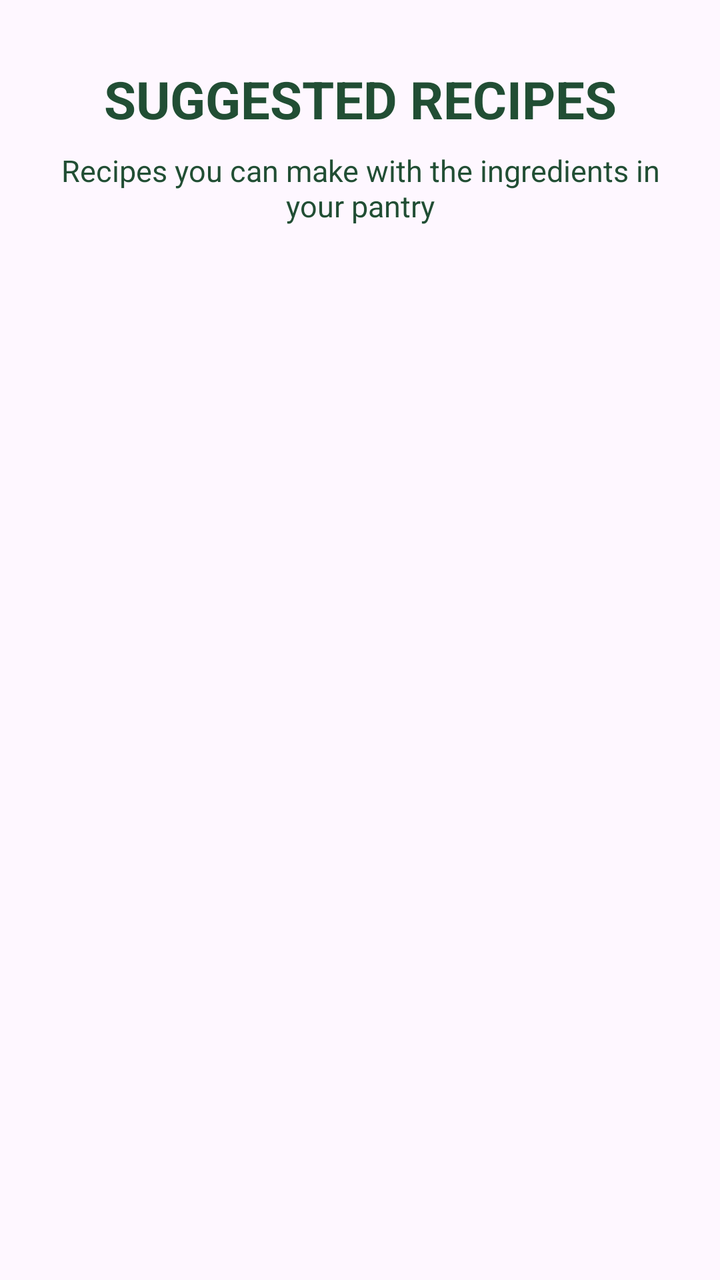
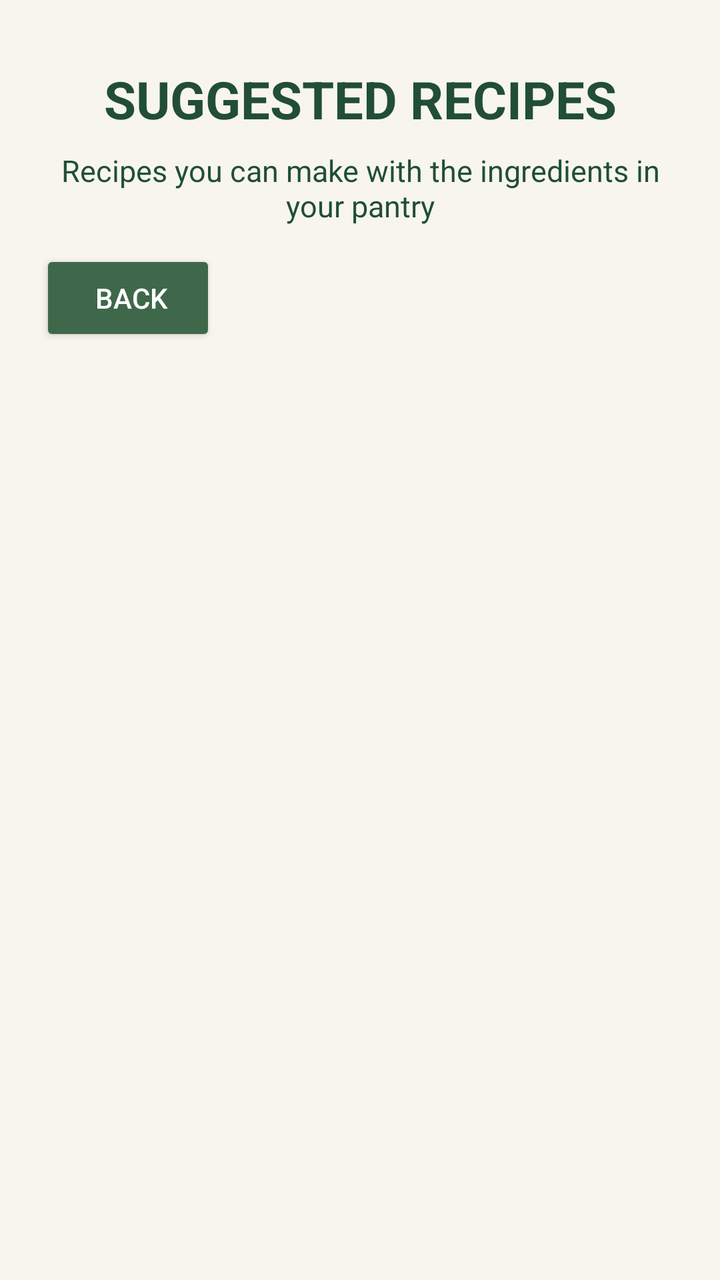

Screens rendered from an Android XML layout before and after an edit, with the pre-edit source and the edit as a unified diff.
<!-- AndroidManifest.xml: application theme Theme.SmartPantryManager -->
<!-- res/layout/activity_suggested_recipes.xml -->
<?xml version="1.0" encoding="utf-8"?>
<androidx.constraintlayout.widget.ConstraintLayout xmlns:android="http://schemas.android.com/apk/res/android"
    xmlns:app="http://schemas.android.com/apk/res-auto"
    android:id="@+id/main"
    android:layout_width="match_parent"
    android:layout_height="match_parent"
    android:background="=@color/pantry_cream"
    >

    <TextView
        android:id="@+id/textSuggestedTitle"
        android:layout_width="wrap_content"
        android:layout_height="wrap_content"
        android:layout_marginTop="32dp"
        android:text="SUGGESTED RECIPES"
        android:textColor="@color/pantry_dark_green"
        android:textSize="26sp"
        android:textStyle="bold"
        app:layout_constraintEnd_toEndOf="parent"
        app:layout_constraintStart_toStartOf="parent"
        app:layout_constraintTop_toTopOf="parent"
        />

    <TextView
        android:id="@+id/textSuggestedSubtitle"
        android:layout_width="0dp"
        android:layout_height="wrap_content"
        android:layout_marginStart="24dp"
        android:layout_marginTop="8dp"
        android:layout_marginEnd="24dp"
        android:gravity="center"
        android:text="Recipes you can make with the ingredients in your pantry"
        android:textColor="@color/pantry_dark_green"
        android:textSize="15sp"
        app:layout_constraintEnd_toEndOf="parent"
        app:layout_constraintStart_toStartOf="parent"
        app:layout_constraintTop_toBottomOf="@id/textSuggestedTitle"
        />
    <TextView
        android:id="@+id/listSuggestedRecipes"
        android:layout_width="0dp"
        android:layout_height="0dp"
        android:layout_marginStart="20dp"
        android:layout_marginTop="20dp"
        android:layout_marginEnd="20dp"
        android:dividerHeight="8dp"
        app:layout_constraintBottom_toBottomOf="parent"
        app:layout_constraintEnd_toEndOf="parent"
        app:layout_constraintStart_toStartOf="parent"
        app:layout_constraintTop_toBottomOf="@id/textSuggestedSubtitle"
        />

    <TextView
        android:id="@+id/textNoRecipes"
        android:layout_width="0dp"
        android:layout_height="wrap_content"
        android:layout_marginStart="32dp"
        android:layout_marginEnd="32dp"
        android:gravity="center"
        android:text="No recipes match your pantry yet.\nAdd more ingredients to discover recipes!"
        android:textColor="@color/pantry_dark_green"
        android:textSize="17sp"
        android:visibility="gone"
        app:layout_constraintBottom_toBottomOf="parent"
        app:layout_constraintEnd_toEndOf="parent"
        app:layout_constraintStart_toStartOf="parent"
        app:layout_constraintTop_toBottomOf="@id/textSuggestedSubtitle"
        />


</androidx.constraintlayout.widget.ConstraintLayout>
<!-- resources referenced by this layout -->
<resources>
  <color name="pantry_cream">#F7F5EE</color>
  <color name="pantry_dark_green">#214E34</color>
  <style name="Theme.SmartPantryManager" parent="Base.Theme.SmartPantryManager" />
  <style name="Base.Theme.SmartPantryManager" parent="Theme.Material3.DayNight.NoActionBar">
          
          
      </style>
</resources>

<!-- the commit's change to res/layout/activity_suggested_recipes.xml (unified diff, before → after) -->
@@ -4,7 +4,7 @@
     android:id="@+id/main"
     android:layout_width="match_parent"
     android:layout_height="match_parent"
-    android:background="=@color/pantry_cream"
+    android:background="@color/pantry_cream"
     >
 
     <TextView
@@ -36,7 +36,8 @@
         app:layout_constraintStart_toStartOf="parent"
         app:layout_constraintTop_toBottomOf="@id/textSuggestedTitle"
         />
-    <TextView
+
+    <ListView
         android:id="@+id/listSuggestedRecipes"
         android:layout_width="0dp"
         android:layout_height="0dp"
@@ -47,7 +48,7 @@
         app:layout_constraintBottom_toBottomOf="parent"
         app:layout_constraintEnd_toEndOf="parent"
         app:layout_constraintStart_toStartOf="parent"
-        app:layout_constraintTop_toBottomOf="@id/textSuggestedSubtitle"
+        app:layout_constraintTop_toBottomOf="@id/buttonBack"
         />
 
     <TextView
@@ -67,5 +68,18 @@
         app:layout_constraintTop_toBottomOf="@id/textSuggestedSubtitle"
         />
 
+    <Button
+        android:id="@+id/buttonBack"
+        android:layout_width="wrap_content"
+        android:layout_height="wrap_content"
+        android:layout_marginStart="20dp"
+        android:layout_marginTop="12dp"
+        android:text=" BACK"
+        android:textColor="@color/white"
+        android:backgroundTint="@color/pantry_green"
+        app:layout_constraintStart_toStartOf="parent"
+        app:layout_constraintTop_toBottomOf="@id/textSuggestedSubtitle"
+        />
+
 
 </androidx.constraintlayout.widget.ConstraintLayout>
<!-- resource entries referenced after the edit -->
@@ -2,6 +2,8 @@
 <resources>
   <color name="pantry_cream">#F7F5EE</color>
   <color name="pantry_dark_green">#214E34</color>
+  <color name="pantry_green">#3F684A</color>
+  <color name="white">#FFFFFFFF</color>
   <style name="Theme.SmartPantryManager" parent="Base.Theme.SmartPantryManager" />
   <style name="Base.Theme.SmartPantryManager" parent="Theme.Material3.DayNight.NoActionBar">
           
